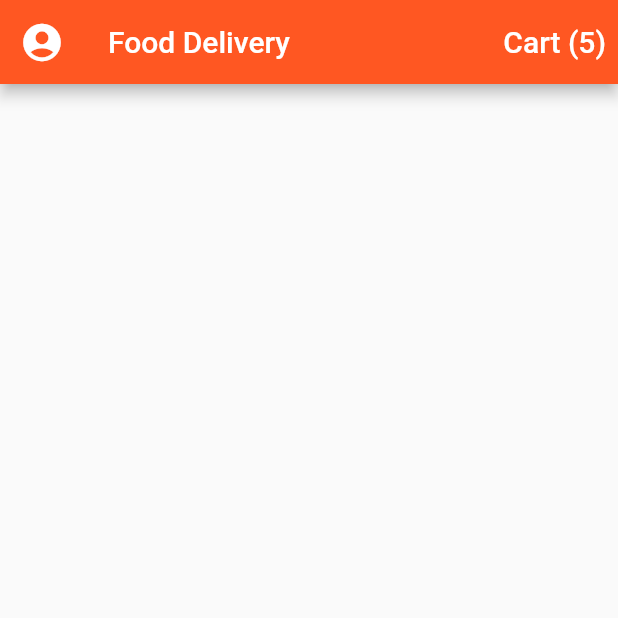
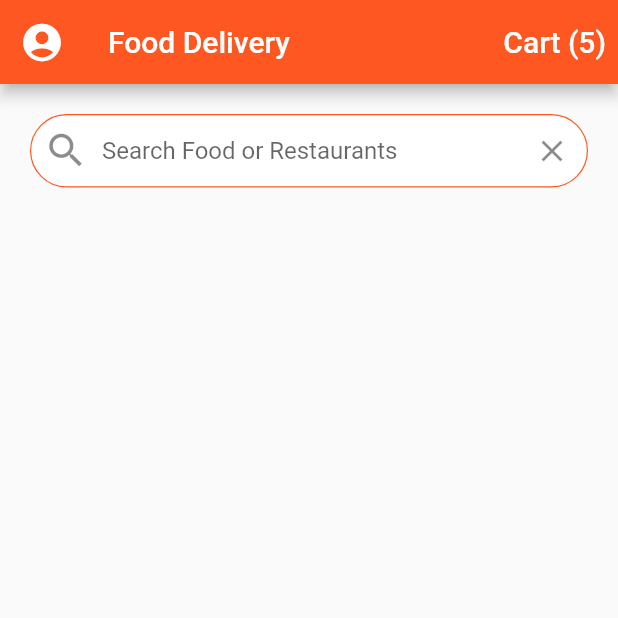
Before and after one commit to sebastienBellon/food_delivery_flutter, a Flutter app: the screen it shows after launch, on a phone screen of 412 x 824 dp, the top half of it. Run offline on Flutter 3.47's test engine with Material 2 defaults, Android fonts, the phone set to English and light mode, and no system bars.

Commit message:
✨ add search bar to the main screen

```diff
--- a/lib/screens/home_screen.dart
+++ b/lib/screens/home_screen.dart
@@ -33,6 +33,39 @@ class _HomeScreenState extends State<HomeScreen> {
           ),
         ],
       ),
+      body: ListView(
+        children: [
+          Padding(
+            padding: EdgeInsets.all(20.0),
+            child: TextField(
+              decoration: InputDecoration(
+                  contentPadding: EdgeInsets.symmetric(vertical: 15.0),
+                  fillColor: Colors.white,
+                  filled: true,
+                  border: OutlineInputBorder(
+                    borderRadius: BorderRadius.circular(30.0),
+                    borderSide: BorderSide(width: 0.8),
+                  ),
+                  enabledBorder: OutlineInputBorder(
+                    borderRadius: BorderRadius.circular(30.0),
+                    borderSide: BorderSide(
+                      width: 0.8,
+                      color: Theme.of(context).primaryColor,
+                    ),
+                  ),
+                  hintText: 'Search Food or Restaurants',
+                  prefixIcon: Icon(
+                    Icons.search,
+                    size: 30.0,
+                  ),
+                  suffixIcon: IconButton(
+                    icon: Icon(Icons.clear),
+                    onPressed: () {},
+                  )),
+            ),
+          )
+        ],
+      ),
     );
   }
 }
```
